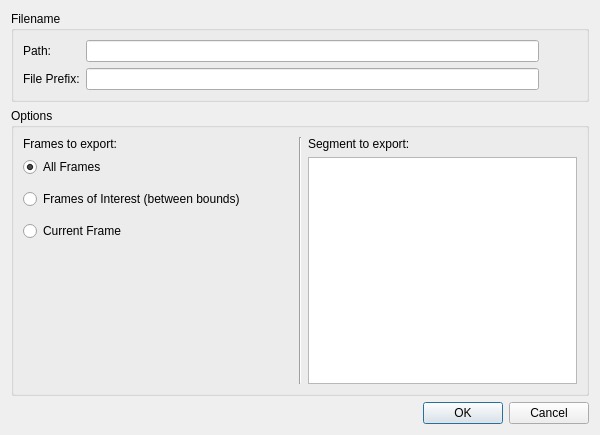
First picture: the form in Tools/Mokka/ExportSTLDialog.ui, repository Biomechanical-ToolKit/BTKCore, before the edit.
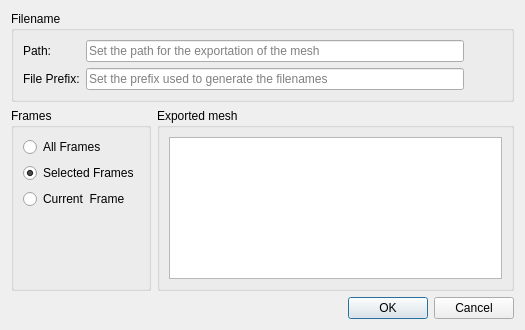
Second picture: the form after the edit. Icons and pictures are not drawn.

Commit message: [UPD] Mokka: User interface to export a mesh to STL files modified for a better look.

```diff
--- a/Tools/Mokka/ExportSTLDialog.ui
+++ b/Tools/Mokka/ExportSTLDialog.ui
@@ -6,15 +6,15 @@
    <rect>
     <x>0</x>
     <y>0</y>
-    <width>600</width>
-    <height>435</height>
+    <width>525</width>
+    <height>330</height>
    </rect>
   </property>
   <property name="windowTitle">
    <string>STL Export</string>
   </property>
-  <layout class="QVBoxLayout" name="verticalLayout_3">
-   <item>
+  <layout class="QGridLayout" name="gridLayout_3">
+   <item row="0" column="0" colspan="2">
     <widget class="QGroupBox" name="groupBox">
      <property name="title">
       <string>Filename</string>
@@ -28,7 +28,11 @@
        </widget>
       </item>
       <item row="0" column="1">
-       <widget class="QLineEdit" name="pathLineEdit"/>
+       <widget class="QLineEdit" name="pathLineEdit">
+        <property name="placeholderText">
+         <string>Set the path for the exportation of the mesh</string>
+        </property>
+       </widget>
       </item>
       <item row="0" column="2">
        <widget class="QPushButton" name="pathButton">
@@ -68,83 +72,81 @@
        </widget>
       </item>
       <item row="1" column="1">
-       <widget class="QLineEdit" name="filePrefixLineEdit"/>
-      </item>
-     </layout>
-    </widget>
-   </item>
-   <item>
-    <widget class="QGroupBox" name="groupBox_2">
-     <property name="title">
-      <string>Options</string>
-     </property>
-     <layout class="QGridLayout" name="gridLayout" columnstretch="1,0,1">
-      <item row="0" column="0">
-       <widget class="QLabel" name="label_2">
-        <property name="text">
-         <string>Frames to export:</string>
-        </property>
+       <widget class="QLineEdit" name="filePrefixLineEdit">
+        <property name="placeholderText">
+         <string>Set the prefix used to generate the filenames</string>
+        </property>
        </widget>
       </item>
-      <item row="0" column="1" rowspan="2">
-       <widget class="Line" name="line">
+      <item row="2" column="0">
+       <spacer name="verticalSpacer">
         <property name="orientation">
          <enum>Qt::Vertical</enum>
         </property>
-       </widget>
-      </item>
-      <item row="0" column="2">
-       <widget class="QLabel" name="label">
-        <property name="text">
-         <string>Segment to export:</string>
+        <property name="sizeHint" stdset="0">
+         <size>
+          <width>20</width>
+          <height>0</height>
+         </size>
         </property>
-       </widget>
-      </item>
-      <item row="1" column="0">
-       <layout class="QVBoxLayout" name="verticalLayout_2">
-        <property name="spacing">
-         <number>12</number>
-        </property>
+       </spacer>
+      </item>
+     </layout>
+    </widget>
+   </item>
+   <item row="1" column="0" rowspan="2">
+    <widget class="QGroupBox" name="groupBox_4">
+     <property name="title">
+      <string>Frames</string>
+     </property>
+     <layout class="QVBoxLayout" name="verticalLayout">
         <item>
          <widget class="QRadioButton" name="allFramesRadioButton">
           <property name="text">
            <string>All Frames</string>
           </property>
+       </widget>
+      </item>
+      <item>
+       <widget class="QRadioButton" name="selectedFramesRadioButton">
+        <property name="text">
+         <string>Selected Frames</string>
+        </property>
           <property name="checked">
            <bool>true</bool>
           </property>
          </widget>
         </item>
-        <item>
-         <widget class="QRadioButton" name="foiRadioButton">
-          <property name="text">
-           <string>Frames of Interest (between bounds)</string>
-          </property>
-         </widget>
-        </item>
         <item>
          <widget class="QRadioButton" name="currentFrameRadioButton">
           <property name="text">
-           <string>Current Frame</string>
+         <string>Current  Frame</string>
           </property>
          </widget>
         </item>
         <item>
-         <spacer name="verticalSpacer">
+       <spacer name="verticalSpacer_2">
           <property name="orientation">
            <enum>Qt::Vertical</enum>
           </property>
           <property name="sizeHint" stdset="0">
            <size>
             <width>20</width>
-            <height>144</height>
+          <height>40</height>
            </size>
           </property>
          </spacer>
         </item>
        </layout>
-      </item>
-      <item row="1" column="2">
+    </widget>
+   </item>
+   <item row="1" column="1" rowspan="2">
+    <widget class="QGroupBox" name="groupBox_2">
+     <property name="title">
+      <string>Exported mesh</string>
+     </property>
+     <layout class="QGridLayout" name="gridLayout" columnstretch="0">
+      <item row="0" column="0">
        <widget class="QListWidget" name="segmentListWidget">
         <property name="alternatingRowColors">
          <bool>true</bool>
@@ -154,7 +156,7 @@
      </layout>
     </widget>
    </item>
-   <item>
+   <item row="3" column="0" colspan="2">
     <widget class="QDialogButtonBox" name="buttonBox">
      <property name="orientation">
       <enum>Qt::Horizontal</enum>
```
Lines whose indentation alone changed are shown as unchanged. The commit also changes 1 other file.
